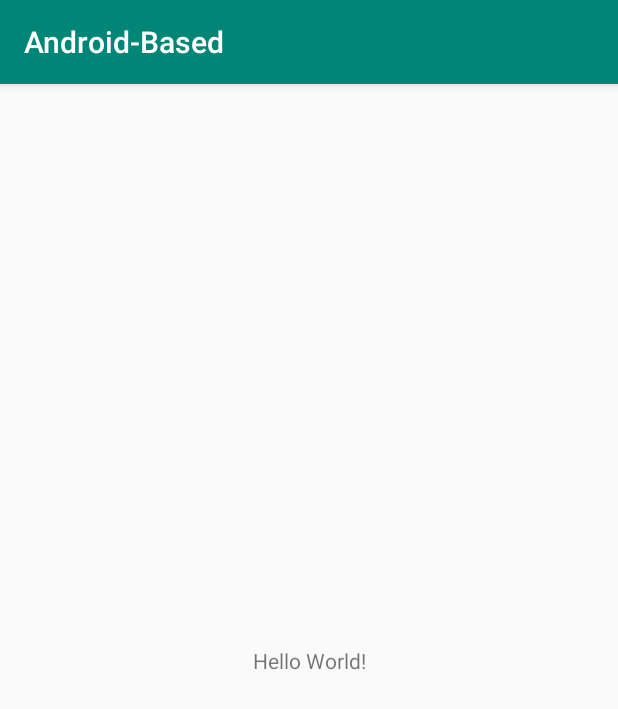
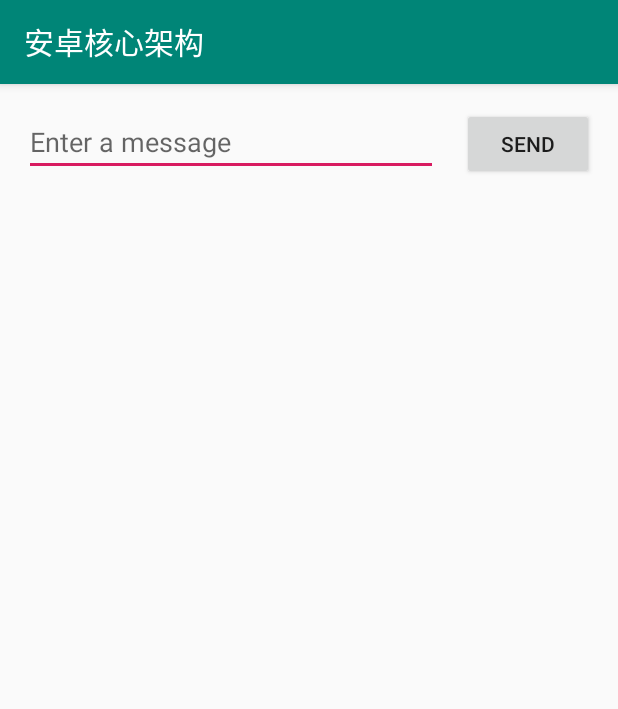
Before and after one commit to zhuyonghao134123/AndroidBased, an Android app: the screen it shows after launch (MainActivity), on a phone screen of 412 x 824 dp. Shown: the top 709 px of the screen. Run offline under Robolectric (Android 15) with nearby library versions, the phone set to English and light mode, and no system bars.

Commit message:
First android app

```diff
--- a/app/build.gradle
+++ b/app/build.gradle
@@ -24,7 +24,7 @@ android {
 
 dependencies {
     implementation fileTree(dir: 'libs', include: ['*.jar'])
-    implementation"org.jetbrains.kotlin:kotlin-stdlib-jdk7:$kotlin_version"
+    implementation "org.jetbrains.kotlin:kotlin-stdlib-jdk7:$kotlin_version"
     implementation 'com.android.support:appcompat-v7:28.0.0'
     implementation 'com.android.support.constraint:constraint-layout:1.1.3'
     testImplementation 'junit:junit:4.12'
--- a/app/src/main/java/com/zyh/android/based/MainActivity.kt
+++ b/app/src/main/java/com/zyh/android/based/MainActivity.kt
@@ -1,12 +1,34 @@
 package com.zyh.android.based
 
+import android.content.Intent
+import android.os.Bundle
 import android.support.v7.app.AppCompatActivity
-import android.os.Bundle
+import kotlinx.android.synthetic.main.activity_main.*
 
+/**
+ * Build Your First App
+ */
 class MainActivity : AppCompatActivity() {
+
+    companion object {
+        const val EXTRA_MESSAGE = "com.zyh.android.based.MESSAGE"
+    }
 
     override fun onCreate(savedInstanceState: Bundle?) {
         super.onCreate(savedInstanceState)
         setContentView(R.layout.activity_main)
+
+        button.setOnClickListener {
+            sendMessage()
+        }
+    }
+
+    /** Called when the user taps the Send button */
+    fun sendMessage() {
+        val intent = Intent(this, DisplayMessageActivity::class.java)
+        val message = editText.text.toString()
+
+        intent.putExtra(EXTRA_MESSAGE, message)
+        startActivity(intent)
     }
 }
--- a/app/src/main/res/layout/activity_main.xml
+++ b/app/src/main/res/layout/activity_main.xml
@@ -1,19 +1,34 @@
 <?xml version="1.0" encoding="utf-8"?>
-<android.support.constraint.ConstraintLayout
-        xmlns:android="http://schemas.android.com/apk/res/android"
-        xmlns:tools="http://schemas.android.com/tools"
-        xmlns:app="http://schemas.android.com/apk/res-auto"
-        android:layout_width="match_parent"
-        android:layout_height="match_parent"
-        tools:context=".MainActivity">
+<android.support.constraint.ConstraintLayout xmlns:android="http://schemas.android.com/apk/res/android"
+    xmlns:app="http://schemas.android.com/apk/res-auto"
+    xmlns:tools="http://schemas.android.com/tools"
+    android:layout_width="match_parent"
+    android:layout_height="match_parent">
 
-    <TextView
-            android:layout_width="wrap_content"
-            android:layout_height="wrap_content"
-            android:text="Hello World!"
-            app:layout_constraintBottom_toBottomOf="parent"
-            app:layout_constraintLeft_toLeftOf="parent"
-            app:layout_constraintRight_toRightOf="parent"
-            app:layout_constraintTop_toTopOf="parent"/>
+    <EditText
+        android:id="@+id/editText"
+        android:layout_width="0dp"
+        android:layout_height="wrap_content"
+        android:layout_marginStart="16dp"
+        android:layout_marginTop="16dp"
+        android:ems="10"
+        android:hint="@string/edit_message"
+        android:inputType="textPersonName"
+        app:layout_constraintEnd_toStartOf="@+id/button"
+        app:layout_constraintHorizontal_bias="0.5"
+        app:layout_constraintStart_toStartOf="parent"
+        app:layout_constraintTop_toTopOf="parent"
+        tools:ignore="UnusedAttribute" />
 
+    <Button
+        android:id="@+id/button"
+        android:layout_width="wrap_content"
+        android:layout_height="wrap_content"
+        android:layout_marginStart="16dp"
+        android:layout_marginEnd="16dp"
+        android:text="@string/button_send"
+        app:layout_constraintBaseline_toBaselineOf="@+id/editText"
+        app:layout_constraintEnd_toEndOf="parent"
+        app:layout_constraintHorizontal_bias="0.5"
+        app:layout_constraintStart_toEndOf="@+id/editText" />
 </android.support.constraint.ConstraintLayout>
--- a/app/src/main/res/values/strings.xml
+++ b/app/src/main/res/values/strings.xml
@@ -1,3 +1,7 @@
 <resources>
-    <string name="app_name">Android-Based</string>
+    <string name="app_name">安卓核心架构</string>
+    <string name="edit_message">Enter a message</string>
+    <string name="button_send">Send</string>
+
+
 </resources>
```
Also changed, not shown: app/src/main/AndroidManifest.xml (+13 -3 lines), app/src/main/java/com/zyh/android/based/DisplayMessageActivity.kt (added, +18 -0 lines), app/src/main/res/layout/activity_display_message.xml (added, +18 -0 lines).
